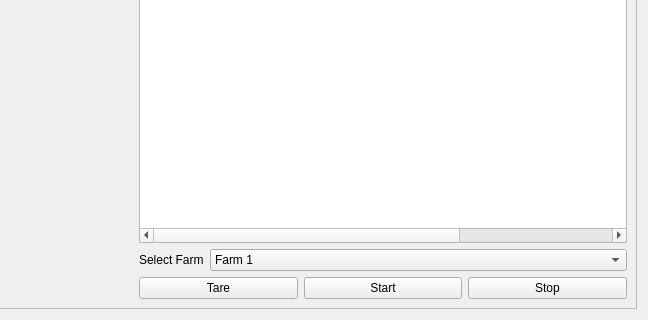
The window that old/ui/resultUi.ui (fredoBoss/BananaSort) describes before a commit, drawn with Qt 5; both pictures show x 376 to 1024 and y 309 to 629 of the 1024 by 629 pixel window.
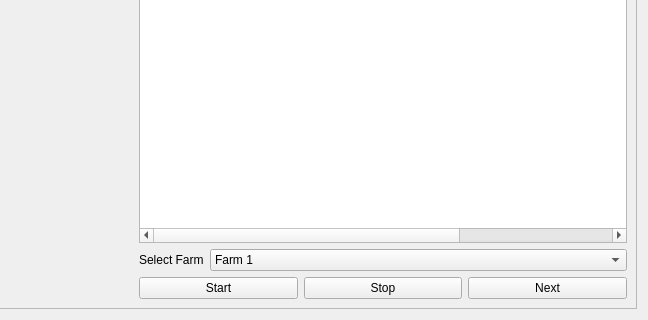
The same window after the commit.

Commit message: Refactor ESP8266 and SortQue: Remove raw weight upload, update Firebase weight retrieval, and hide tare button in UI

The edit to the form file:
```diff
--- a/old/ui/resultUi.ui
+++ b/old/ui/resultUi.ui
@@ -86,13 +86,13 @@
                         </item>
                         <item row="2" column="1">
                             <layout class="QHBoxLayout" name="horizontalLayout_2">
-                                <item>
+                                <!-- <item>
                                     <widget class="QPushButton" name="btnTare">
                                         <property name="text">
                                             <string>Tare</string>
                                         </property>
                                     </widget>
-                                </item>
+                                </item> -->
                                 <item>
                                     <widget class="QPushButton" name="btnStart">
                                         <property name="enabled">
@@ -110,6 +110,19 @@
                                         </property>
                                     </widget>
                                 </item>
+                                <item>
+                                    <widget class="QPushButton" name="btnNext">
+                                        <property name="enabled">
+                                            <bool>true</bool>
+                                        </property>
+                                        <property name="text">
+                                            <string>Next</string>
+                                        </property>
+                                        <property name="toolTip">
+                                            <string>Force-start motor (next:)</string>
+                                        </property>
+                                    </widget>
+                                </item>
                             </layout>
                         </item>
                         <item row="0" column="0">
```
The commit also changes 2 other files.
